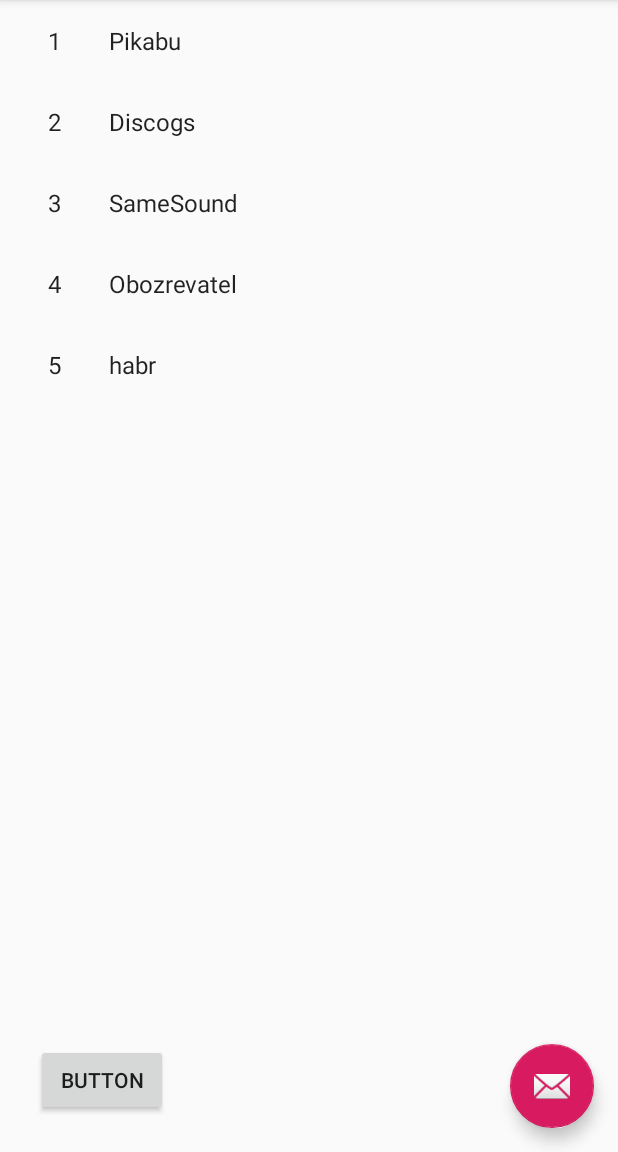
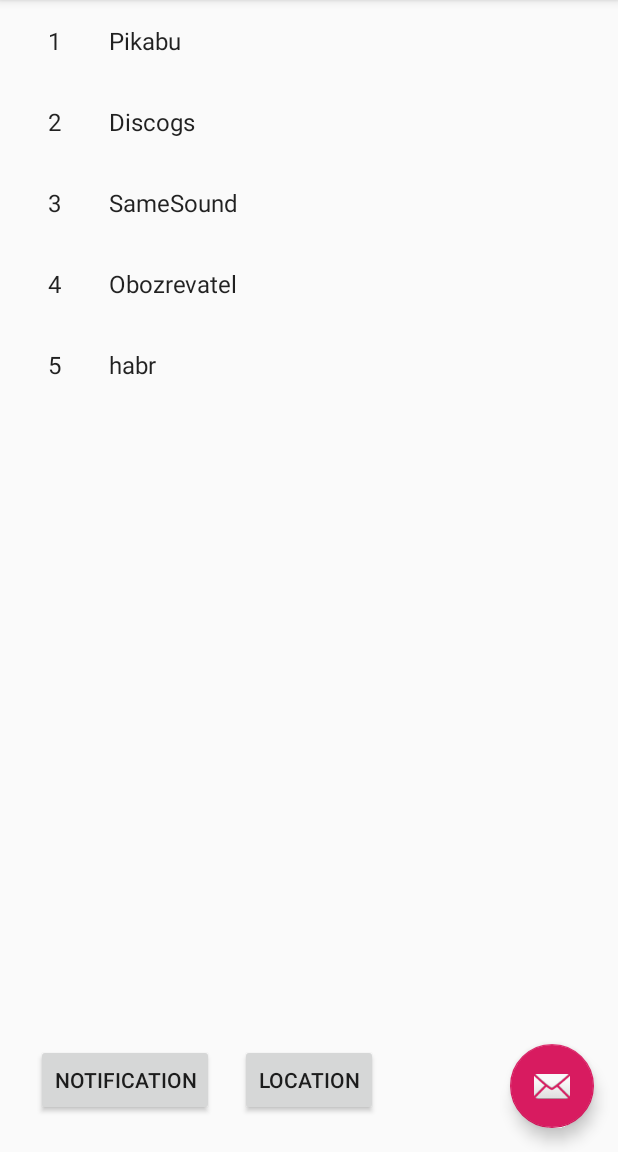
Before and after one commit to KohutYan/GH_Homework_2_2, an Android app: the screen it shows after launch (WebsiteListActivity), on a phone screen of 412 x 824 dp, the part 84-1236 px from its top. Run offline under Robolectric (Android 15) with nearby library versions, the phone set to English and light mode, and no system bars; 1 statement that could not run was skipped.

Commit message:
Added notification name&text. Added location BUTTON(without function)

```diff
--- a/app/build.gradle
+++ b/app/build.gradle
@@ -31,7 +31,9 @@ dependencies {
     implementation 'androidx.legacy:legacy-support-v4:1.0.0'
     implementation 'androidx.recyclerview:recyclerview:1.0.0'
     implementation 'com.google.android.material:material:1.0.0'
+    implementation 'com.google.android.gms:play-services-location:17.0.0'
     testImplementation 'junit:junit:4.12'
     androidTestImplementation 'androidx.test.ext:junit:1.1.1'
     androidTestImplementation 'androidx.test.espresso:espresso-core:3.2.0'
+
 }
--- a/app/src/main/AndroidManifest.xml
+++ b/app/src/main/AndroidManifest.xml
@@ -5,6 +5,8 @@
 
     <uses-permission android:name="android.permission.INTERNET" />
     <uses-permission android:name="android.permission.ACCESS_NETWORK_STATE" />
+    <uses-permission android:name="android.permission.ACCESS_COARSE_LOCATION"/>
+    <uses-permission android:name="android.permission.ACCESS_FINE_LOCATION"/>
 
     <application
         android:allowBackup="true"
--- a/app/src/main/res/layout/activity_website_list.xml
+++ b/app/src/main/res/layout/activity_website_list.xml
@@ -29,7 +29,13 @@
         android:layout_height="match_parent"
         app:layout_behavior="@string/appbar_scrolling_view_behavior">
 
-        <include layout="@layout/website_list" />
+        <Button
+            android:id="@+id/locBut"
+            android:layout_width="wrap_content"
+            android:layout_height="wrap_content"
+            android:layout_gravity="bottom|center_horizontal"
+            android:layout_margin="24dp"
+            android:text="@string/location"/>
 
         <Button
             android:id="@+id/notBut"
@@ -37,7 +43,10 @@
             android:layout_height="wrap_content"
             android:layout_gravity="bottom"
             android:layout_margin="24dp"
-            android:text="@string/button" />
+            android:text="@string/notification" />
+
+        <include layout="@layout/website_list" />
+
     </FrameLayout>
 
     <com.google.android.material.floatingactionbutton.FloatingActionButton
--- a/app/src/main/res/values/strings.xml
+++ b/app/src/main/res/values/strings.xml
@@ -2,4 +2,7 @@
     <string name="app_name">GH_Homework</string>
     <string name="title_item_detail">Item Detail</string>
     <string name="button">Button</string>
+    <string name="notification">Notification</string>
+    <string name="locBut">TODO</string>
+    <string name="location">Location</string>
 </resources>
```
Also changed, not shown: app/src/main/java/com/kohutyan/gh_homework/WebsiteListActivity.kt (+25 -7 lines).
